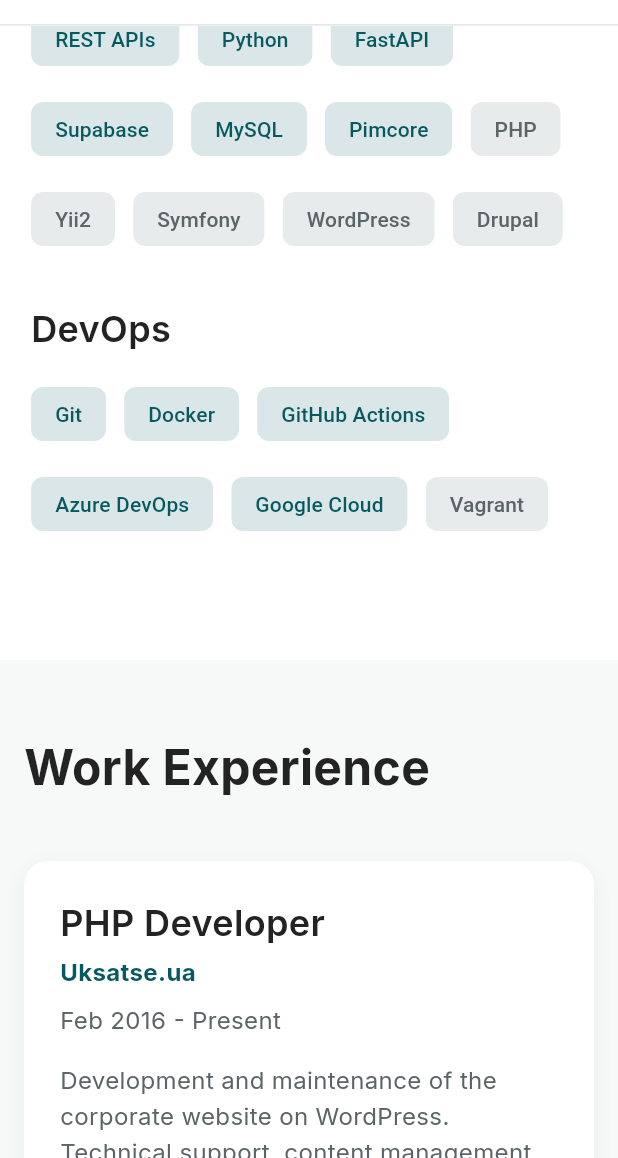
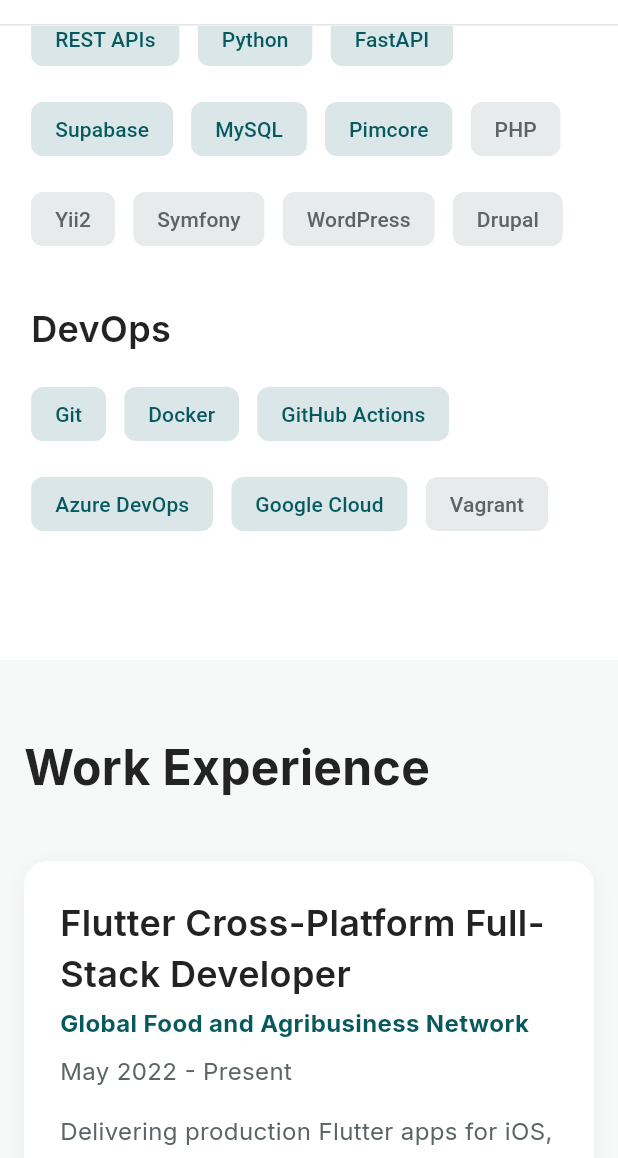
Before and after one commit to ukccatc/portfolio_app, a Flutter app: the screen it shows after launch, scrolled down 1152 dp, on a phone screen of 412 x 824 dp, the part 78-1236 px from its top. Run offline on Flutter 3.47's test engine with Material 3 defaults, Android fonts, the phone set to English and light mode, and no system bars; drawn by our look-alikes of scrollable_positioned_list; our stand-ins replace font_awesome_flutter, google_fonts.

Commit message:
Align work experience with the CV and Djinni profile.
Replace the outdated Uksatse PHP cards with GFAN, Farmspace, freelance, and ATC roles.

Co-authored-by: Cursor <cursoragent@cursor.com>

```diff
--- a/lib/src/utils/data.dart
+++ b/lib/src/utils/data.dart
@@ -52,20 +52,44 @@ class Data {
 
   static const List<Experience> experience = [
     Experience(
-      company: "Uksatse.ua",
-      role: "PHP Developer",
-      period: "Feb 2016 - Present",
+      company: "Global Food and Agribusiness Network",
+      role: "Flutter Cross-Platform Full-Stack Developer",
+      period: "May 2022 - Present",
       description:
-          "Development and maintenance of the corporate website on WordPress. Technical support, content management, implementation of private user statistics, and website redesign.",
-      techStack: ["PHP", "WordPress", "MySQL", "HTML", "CSS", "JS"],
+          "Delivering production Flutter apps for iOS, Android, Web, and Desktop across agribusiness and related domains. Full lifecycle: architecture, REST/WebSocket APIs, Firebase, CI/CD (Azure DevOps), testing, and releases. Integrated AI-powered features (LLM APIs, RAG) and third-party services; onboarded teammates to the development flow.",
+      techStack: [
+        "Flutter",
+        "Dart",
+        "Firebase",
+        "REST APIs",
+        "Azure DevOps",
+        "Riverpod / BLoC / Provider",
+        "AI / RAG",
+      ],
+    ),
+    Experience(
+      company: "Farmspace Ltd",
+      role: "Pimcore CMS Developer",
+      period: "Feb 2021 - Feb 2022",
+      description:
+          "Built a Pimcore CMS for products and services maintenance, including integration with a corporate website and an auction platform.",
+      techStack: ["Pimcore", "PHP", "Symfony", "MySQL"],
     ),
     Experience(
       company: "Freelance",
-      role: "Full Stack Developer",
-      period: "Feb 2017 - Present",
+      role: "WordPress / PHP Developer",
+      period: "Jun 2016 - Feb 2022",
       description:
-          "Worked on various projects via Upwork and Kabanchik. Projects ranged from small tasks to a large travel platform (TripAdvisor analog). Responsibilities included backend architecture, data privacy, and API development.",
-      techStack: ["PHP", "Yii2", "MySQL", "API", "Architecture"],
+          "Developed and maintained a corporate WordPress site and blog: technical support, content management, private statistics for up to 250 users, and a UI/UX redesign. Also delivered PHP/JavaScript backends (Yii2, Symfony) including a large travel-platform project.",
+      techStack: ["WordPress", "PHP", "Yii2", "Symfony", "JavaScript", "MySQL"],
+    ),
+    Experience(
+      company: "Uksatse",
+      role: "Air Traffic Controller",
+      period: "Sept 2013 - Feb 2022",
+      description:
+          "Former en-route air traffic controller: coordinating aircraft movements, ensuring flight safety, and managing airspace operations.",
+      techStack: [],
     ),
   ];
 
--- a/lib/src/widgets/experience_section.dart
+++ b/lib/src/widgets/experience_section.dart
@@ -93,6 +93,7 @@ class _ExperienceCard extends StatelessWidget {
           ),
           const SizedBox(height: 16),
           Text(experience.description, style: AppTextStyles.body(context)),
+          if (experience.techStack.isNotEmpty) ...[
             const SizedBox(height: 16),
             Wrap(
               spacing: 8,
@@ -121,6 +122,7 @@ class _ExperienceCard extends StatelessWidget {
                   .toList(),
             ),
           ],
+        ],
       ),
     );
   }
```
Lines whose indentation alone changed are shown as unchanged.
